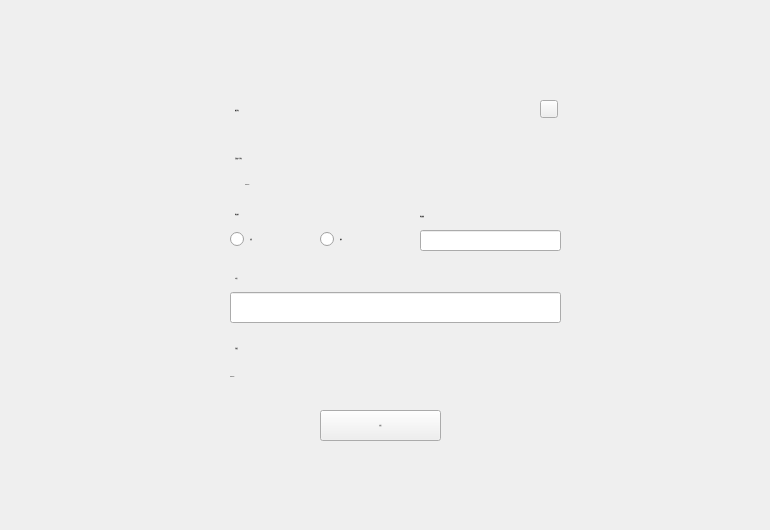
The window that capitalTransferPage/CapitalTransferPage.ui (HcashOrg/hx-indicator) describes before a commit, drawn with Qt 5.
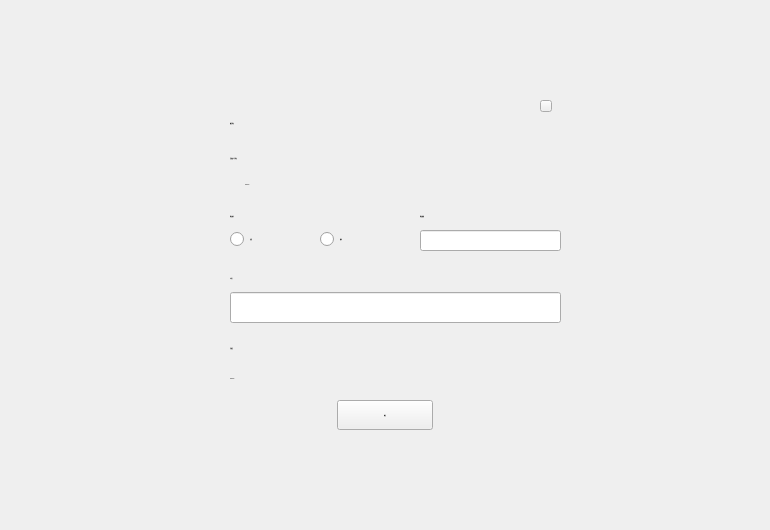
The same window after the commit.

What changed in the file:
```diff
--- a/capitalTransferPage/CapitalTransferPage.ui
+++ b/capitalTransferPage/CapitalTransferPage.ui
@@ -28,10 +28,10 @@
   <widget class="QLabel" name="label_title">
    <property name="geometry">
     <rect>
-     <x>235</x>
-     <y>100</y>
+     <x>230</x>
+     <y>110</y>
      <width>121</width>
-     <height>21</height>
+     <height>26</height>
     </rect>
    </property>
    <property name="font">
@@ -43,6 +43,9 @@
      <bold>false</bold>
     </font>
    </property>
+   <property name="styleSheet">
+    <string notr="true">font: 18px &quot;微软雅黑&quot;;</string>
+   </property>
    <property name="text">
     <string>资金划转</string>
    </property>
@@ -50,7 +53,7 @@
   <widget class="QLabel" name="label_1">
    <property name="geometry">
     <rect>
-     <x>235</x>
+     <x>230</x>
      <y>150</y>
      <width>300</width>
      <height>16</height>
@@ -76,7 +79,7 @@
   <widget class="QLabel" name="label_addressTitle">
    <property name="geometry">
     <rect>
-     <x>235</x>
+     <x>230</x>
      <y>270</y>
      <width>200</width>
      <height>16</height>
@@ -98,10 +101,10 @@
   <widget class="QLabel" name="label_2">
    <property name="geometry">
     <rect>
-     <x>235</x>
+     <x>230</x>
      <y>208</y>
      <width>150</width>
-     <height>12</height>
+     <height>16</height>
     </rect>
    </property>
    <property name="text">
@@ -113,8 +116,8 @@
     <rect>
      <x>230</x>
      <y>370</y>
-     <width>54</width>
-     <height>12</height>
+     <width>100</width>
+     <height>16</height>
     </rect>
    </property>
    <property name="text">
@@ -126,8 +129,8 @@
     <rect>
      <x>540</x>
      <y>100</y>
-     <width>18</width>
-     <height>18</height>
+     <width>12</width>
+     <height>12</height>
     </rect>
    </property>
    <property name="font">
@@ -244,9 +247,9 @@
   <widget class="QLabel" name="label_5">
    <property name="geometry">
     <rect>
-     <x>235</x>
+     <x>230</x>
      <y>340</y>
-     <width>61</width>
+     <width>100</width>
      <height>16</height>
     </rect>
    </property>
@@ -257,10 +260,10 @@
   <widget class="QToolButton" name="toolButton_confirm">
    <property name="geometry">
     <rect>
-     <x>320</x>
-     <y>410</y>
-     <width>121</width>
-     <height>31</height>
+     <x>337</x>
+     <y>400</y>
+     <width>96</width>
+     <height>30</height>
     </rect>
    </property>
    <property name="font">
```
Left out of the diff: 3 changed lines with no effect on the pictures.
